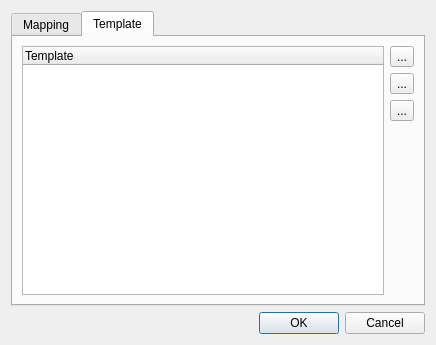
Andersbakken/qlc, file main/inputpatcheditor.ui: the form before one commit.
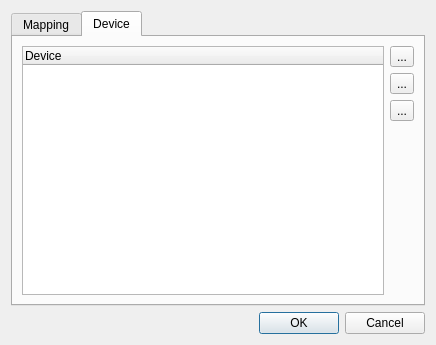
The form after the commit. The open tabs and pages were chosen to show the change. Icons and pictures are not drawn.

Commit message: Renamed InputTemplate* to InputDevice

What changed in the file:
```diff
--- a/main/inputpatcheditor.ui
+++ b/main/inputpatcheditor.ui
@@ -90,7 +90,7 @@
      </widget>
      <widget class="QWidget" name="Template" >
       <attribute name="title" >
-       <string>Template</string>
+       <string>Device</string>
       </attribute>
       <layout class="QGridLayout" name="gridLayout" >
        <item rowspan="4" row="0" column="0" >
@@ -106,7 +106,7 @@
          </property>
          <column>
           <property name="text" >
-           <string>Template</string>
+           <string>Device</string>
           </property>
          </column>
         </widget>
```
Left out of the diff: 36 changed lines with no effect on the pictures. The commit also changes 22 other files.
